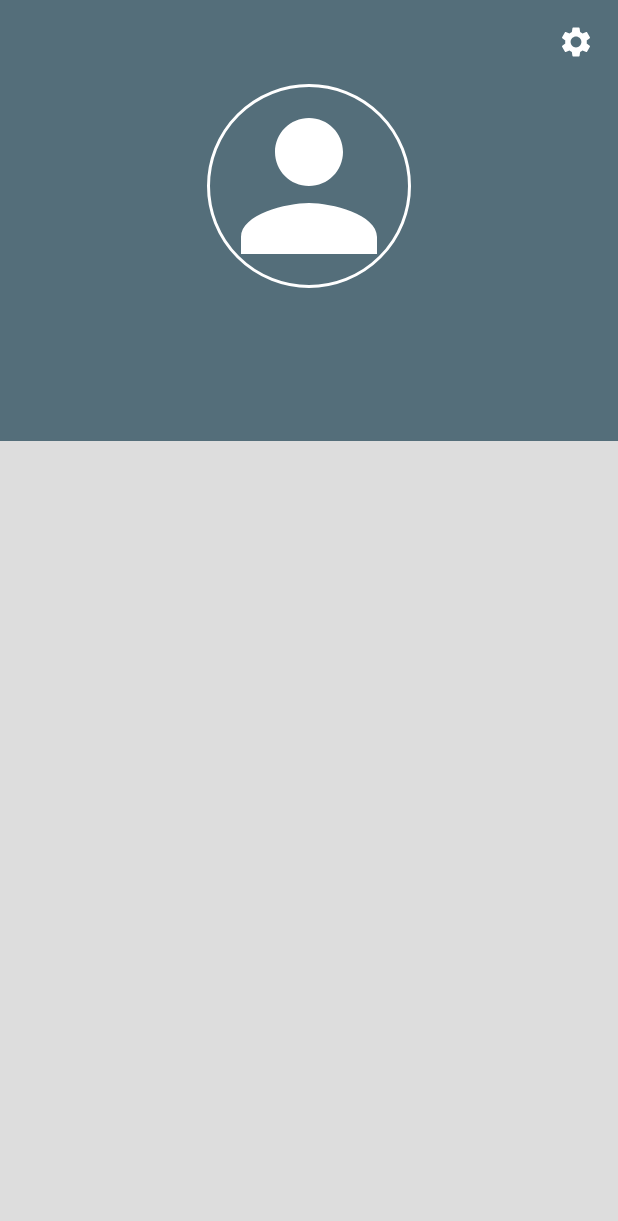
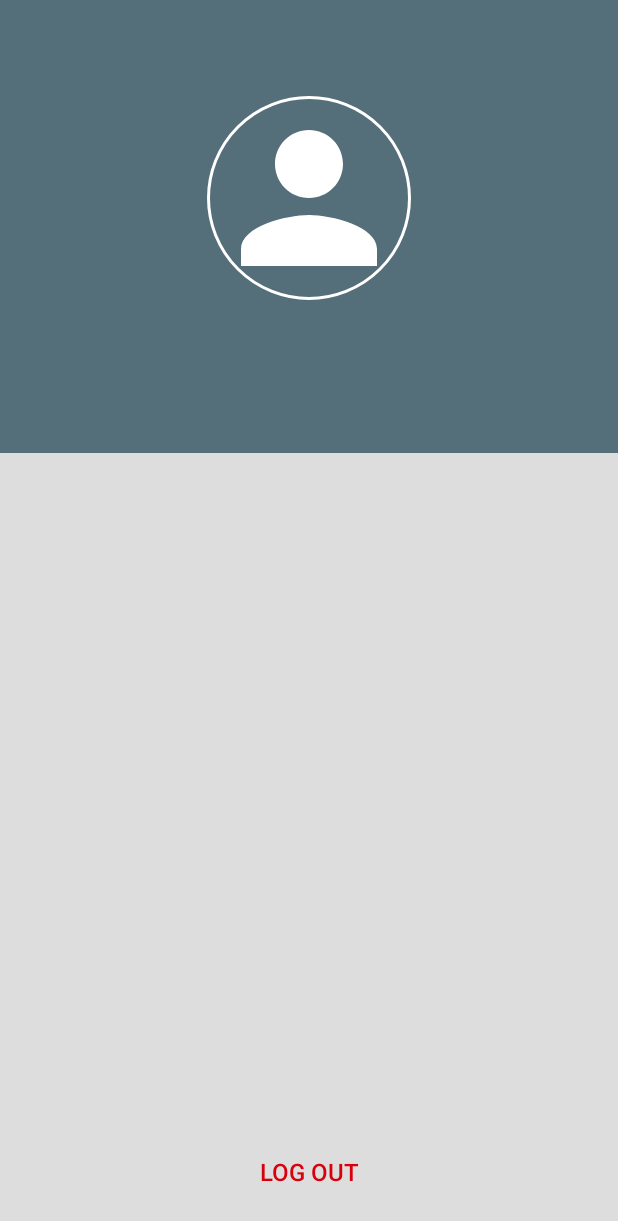
Before and after one commit to Lider123/Muspert, an Android app: the fragment ProfileFragment placed in its activity, on a phone screen of 412 x 824 dp. Shown: the top 1221 px of the screen. Run offline under Robolectric (Android 15) with nearby library versions, the phone set to English and light mode, and no system bars; our stand-ins replace CircleImageView, Picasso, RxJava; libraries missing offline, so code that uses them is left out: com.arellomobile.mvp, com.karumi.dexter, com.miguelbcr.ui, com.yalantis.ucrop; pictures from the network do not load; 1 statement that could not run was skipped.

Commit message:
Added logout

```diff
--- a/app/src/main/java/com/babaetskv/muspert/data/network/gateway/AuthGateway.kt
+++ b/app/src/main/java/com/babaetskv/muspert/data/network/gateway/AuthGateway.kt
@@ -8,4 +8,6 @@ import io.reactivex.Completable
 interface AuthGateway {
 
     fun authorize(accessToken: String): Completable
+
+    fun logout(): Completable
 }
--- a/app/src/main/java/com/babaetskv/muspert/data/network/gateway/AuthGatewayImpl.kt
+++ b/app/src/main/java/com/babaetskv/muspert/data/network/gateway/AuthGatewayImpl.kt
@@ -21,4 +21,10 @@ class AuthGatewayImpl(
                 Completable.complete()
             }
             .subscribeOn(schedulersProvider.IO)
+
+    override fun logout(): Completable =
+        Completable.fromAction {
+            AppPrefs.authToken = ""
+        }
+            .subscribeOn(schedulersProvider.IO)
 }
--- a/app/src/main/java/com/babaetskv/muspert/utils/dialog/DialogUtils.kt
+++ b/app/src/main/java/com/babaetskv/muspert/utils/dialog/DialogUtils.kt
@@ -8,7 +8,11 @@ import com.babaetskv.muspert.R
 import com.google.android.material.bottomsheet.BottomSheetDialog
 
 fun Context.showDialog(params: DialogParams) {
-    val dialogView = View.inflate(this, params.layoutId, null)
+    val layoutId: Int = when (params) {
+        is TwoChoiceDialogParams -> params.schema.layoutId
+        else -> params.layoutId
+    }
+    val dialogView = View.inflate(this, layoutId, null)
     val dialog = BottomSheetDialog(this).apply {
         setContentView(dialogView)
         window?.setBackgroundDrawableResource(android.R.color.transparent)
--- a/app/src/main/res/layout/fragment_profile.xml
+++ b/app/src/main/res/layout/fragment_profile.xml
@@ -7,27 +7,29 @@
     android:layout_height="match_parent"
     android:background="@color/colorBackground"
     tools:context=".ui.fragments.ProfileFragment">
+
+    <ScrollView
+        android:layout_width="match_parent"
+        android:layout_height="match_parent"
+        android:fillViewport="true">
+        <LinearLayout
+            android:layout_width="match_parent"
+            android:layout_height="wrap_content"
+            android:orientation="vertical">
+
             <androidx.constraintlayout.widget.ConstraintLayout
                 android:layout_width="match_parent"
                 android:layout_height="wrap_content"
                 android:background="@color/colorPrimary"
+                android:paddingTop="@dimen/layout_baseline_extra_large"
                 android:paddingBottom="@dimen/layout_baseline_default">
-
-        <androidx.appcompat.widget.AppCompatImageButton
-            android:id="@+id/settingsButton"
-            android:layout_width="wrap_content"
-            android:layout_height="wrap_content"
-            android:src="@drawable/ic_settings"
-            android:padding="@dimen/layout_baseline_default"
-            app:layout_constraintEnd_toEndOf="parent"
-            app:layout_constraintTop_toTopOf="parent"/>
 
                 <de.hdodenhof.circleimageview.CircleImageView
                     android:id="@+id/avatarImageView"
                     android:layout_width="0dp"
                     android:layout_height="0dp"
                     android:src="@drawable/ic_avatar_placeholder"
-            app:layout_constraintTop_toBottomOf="@id/settingsButton"
+                    app:layout_constraintTop_toTopOf="parent"
                     app:layout_constraintStart_toStartOf="parent"
                     app:layout_constraintEnd_toEndOf="parent"
                     app:layout_constraintWidth_percent="0.33"
@@ -62,8 +64,23 @@
                     app:layout_constraintEnd_toEndOf="parent"
                     tools:text="@tools:sample/first_names"
                     style="@style/AppTheme.AppCompatTextView.Subtitle"/>
+            </androidx.constraintlayout.widget.ConstraintLayout>
 
-    </androidx.constraintlayout.widget.ConstraintLayout>
+            <Space
+                android:layout_width="match_parent"
+                android:layout_height="0dp"
+                android:layout_weight="1"/>
+
+            <androidx.appcompat.widget.AppCompatButton
+                android:id="@+id/btnLogout"
+                android:layout_width="match_parent"
+                android:layout_height="wrap_content"
+                android:layout_margin="@dimen/layout_baseline_default"
+                android:textColor="@color/colorError"
+                android:text="@string/logout"
+                style="@style/AppTheme.AppCompatButton.Text" />
+        </LinearLayout>
+    </ScrollView>
 
     <com.babaetskv.muspert.ui.view.SquareProgress
         android:id="@+id/progress"
--- a/app/src/main/res/navigation/nav_graph.xml
+++ b/app/src/main/res/navigation/nav_graph.xml
@@ -62,10 +62,6 @@
         tools:layout="@layout/fragment_main">
 
         <action
-            android:id="@+id/action_mainFragment_to_settingsFragment"
-            app:destination="@id/settingsFragment"/>
-
-        <action
             android:id="@+id/action_mainFragment_to_albumsFragment"
             app:destination="@id/albumsFragment"/>
 
@@ -76,13 +72,11 @@
         <action
             android:id="@+id/action_mainFragment_to_playerFragment"
             app:destination="@id/playerFragment"/>
+
+        <action
+            android:id="@+id/action_mainFragment_to_loginFragment"
+            app:destination="@id/loginFragment"/>
     </fragment>
-
-    <fragment
-        android:id="@+id/settingsFragment"
-        android:name="com.babaetskv.muspert.ui.fragments.SettingsFragment"
-        android:label="Settings"
-        tools:layout="@layout/fragment_settings"/>
 
     <fragment
         android:id="@+id/albumsFragment"
--- a/app/src/main/res/values/dimens.xml
+++ b/app/src/main/res/values/dimens.xml
@@ -2,4 +2,6 @@
 <resources>
     <dimen name="layout_baseline_default">16dp</dimen>
     <dimen name="layout_baseline_small">8dp</dimen>
+    <dimen name="layout_baseline_large">32dp</dimen>
+    <dimen name="layout_baseline_extra_large">64dp</dimen>
 </resources>
--- a/app/src/main/res/values/strings.xml
+++ b/app/src/main/res/values/strings.xml
@@ -16,6 +16,9 @@
     <string name="gallery">Gallery</string>
     <string name="try_again">Try again</string>
     <string name="refresh">Refresh</string>
+    <string name="logout">Log out</string>
+    <string name="yes">Yes</string>
+    <string name="no">No</string>
 
     <!-- Toolbar titles -->
     <string name="enter_sms_code">Enter SMS code</string>
@@ -39,6 +42,7 @@
     <string name="empty_genre_list_message">There are no available genres at the moment.\nPlease try again later.</string>
     <string name="empty_track_list_title">No tracks</string>
     <string name="empty_track_list_message">There are no available tracks at the moment.\nPlease try again later.</string>
+    <string name="logout_message">Are you sure you want to log out?</string>
 
     <!-- Alerts -->
     <string name="phone_number_is_null">Phone number is null</string>
--- a/app/src/main/res/values/styles.xml
+++ b/app/src/main/res/values/styles.xml
@@ -28,8 +28,32 @@
     </style>
 
     <style name="AppTheme.AppCompatButton" parent="TextAppearance.AppCompat.Widget.Button.Colored">
-        <item name="android:background">@drawable/bg_button</item>
+        <item name="android:background">@drawable/bg_button_contained</item>
         <item name="android:textColor">@android:color/black</item>
+        <item name="android:paddingTop">16dp</item>
+        <item name="android:paddingBottom">16dp</item>
+        <item name="android:paddingStart">16dp</item>
+        <item name="android:paddingEnd">16dp</item>
+        <item name="android:textSize">16sp</item>
+        <item name="android:textAllCaps">true</item>
+        <item name="android:textAlignment">center</item>
+    </style>
+
+    <style name="AppTheme.AppCompatButton.Text" parent="TextAppearance.AppCompat.Widget.Button.Borderless.Colored">
+        <item name="android:background">@android:color/transparent</item>
+        <item name="android:textColor">@color/colorAccent</item>
+        <item name="android:paddingTop">16dp</item>
+        <item name="android:paddingBottom">16dp</item>
+        <item name="android:paddingStart">16dp</item>
+        <item name="android:paddingEnd">16dp</item>
+        <item name="android:textSize">16sp</item>
+        <item name="android:textAllCaps">true</item>
+        <item name="android:textAlignment">center</item>
+    </style>
+
+    <style name="AppTheme.AppCompatButton.Outline" parent="TextAppearance.AppCompat.Widget.Button.Colored">
+        <item name="android:background">@drawable/bg_button_outline</item>
+        <item name="android:textColor">@color/colorAccent</item>
         <item name="android:paddingTop">16dp</item>
         <item name="android:paddingBottom">16dp</item>
         <item name="android:paddingStart">16dp</item>
```
Also changed, not shown: app/src/main/java/com/babaetskv/muspert/presentation/profile/ProfilePresenter.kt (+20 -0 lines), app/src/main/java/com/babaetskv/muspert/ui/fragments/ProfileFragment.kt (+17 -2 lines), app/src/main/java/com/babaetskv/muspert/ui/fragments/SettingsFragment.kt (deleted, +0 -9 lines), app/src/main/java/com/babaetskv/muspert/utils/dialog/DialogParams.kt (+9 -1 lines), app/src/main/res/drawable/bg_button_outline.xml (added, +33 -0 lines), app/src/main/res/layout/dialog_two_choice_left_accent.xml (added, +54 -0 lines), app/src/main/res/layout/dialog_two_choice_right_accent.xml (added, +54 -0 lines), app/src/main/res/layout/fragment_settings.xml (deleted, +0 -12 lines), app/src/main/res/drawable/bg_button_contained.xml (renamed from app/src/main/res/drawable/bg_button.xml), app/src/main/res/layout/dialog_two_choice_both_accent.xml (renamed from app/src/main/res/layout/dialog_two_choice.xml), 1 other file. Lines whose indentation alone changed are shown as unchanged.
